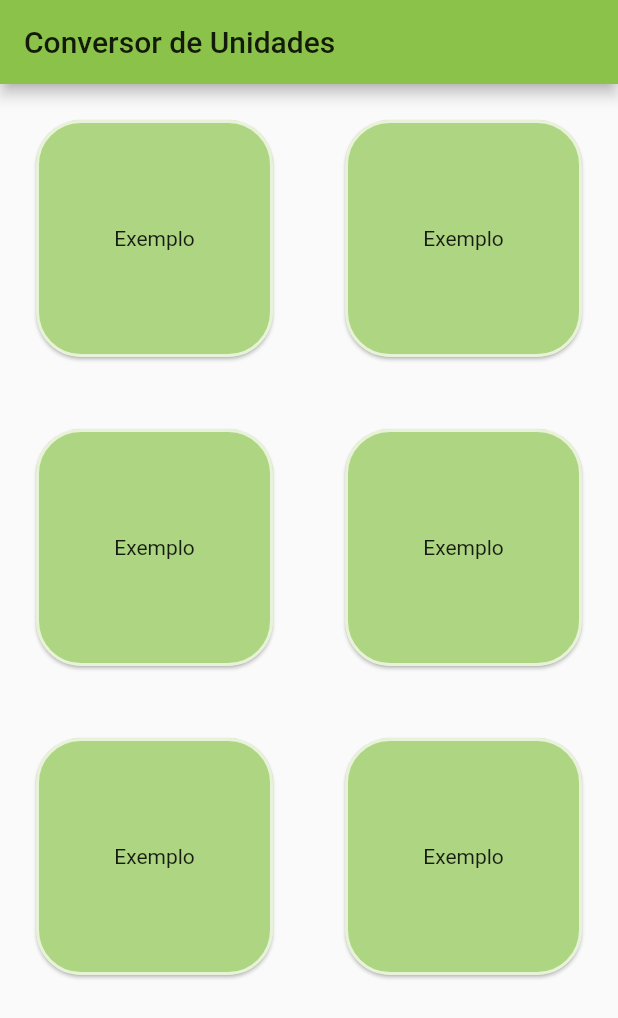
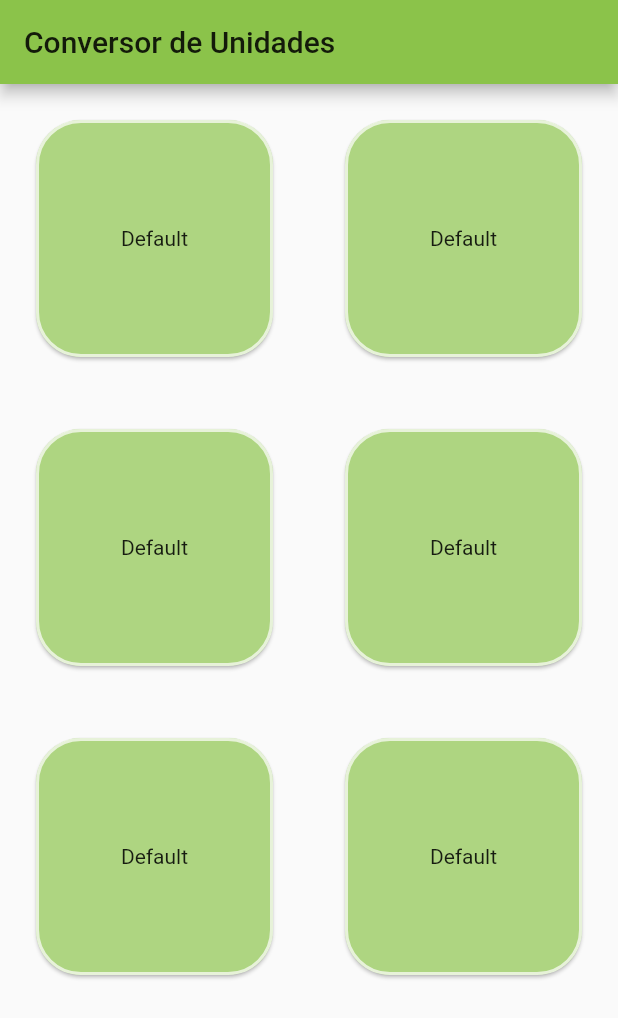
Before and after one commit to alex-cerlini/unit_converter, a Flutter app: the screen it shows after launch, on a phone screen of 412 x 824 dp. Shown: the top 1018 px of the screen. Run offline on Flutter 3.47's test engine with Material 2 defaults, Android fonts, the phone set to English and light mode, and no system bars.

Commit message:
Converting CardWidget to STF Class

```diff
--- a/lib/card/card_widget.dart
+++ b/lib/card/card_widget.dart
@@ -1,6 +1,13 @@
 import 'package:flutter/material.dart';
 
-class CardWidget extends StatelessWidget {
+class CardWidget extends StatefulWidget {
+  @override
+  _CardWidgetState createState() => _CardWidgetState();
+}
+
+class _CardWidgetState extends State<CardWidget> {
+  final String title = "Default";
+
   @override
   Widget build(BuildContext context) {
     return Padding(
@@ -16,7 +23,7 @@ class CardWidget extends StatelessWidget {
         ),
         child: Center(
           child: Text(
-            'Exemplo',
+            '$title',
           ),
         ),
       ),
```
